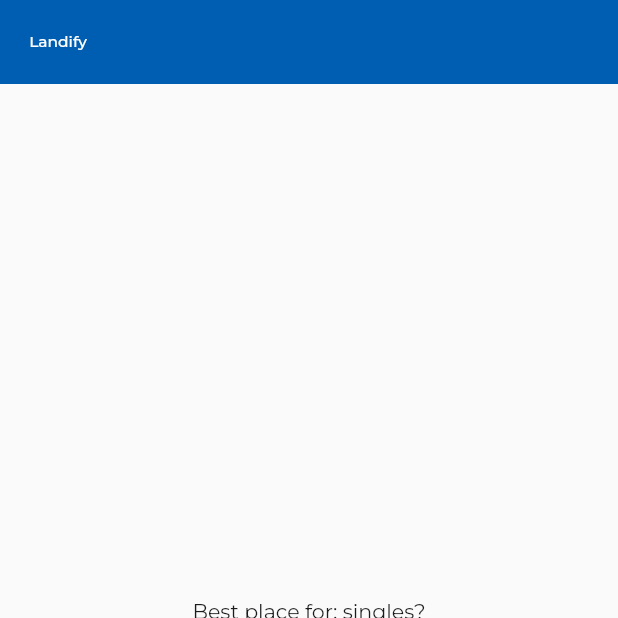
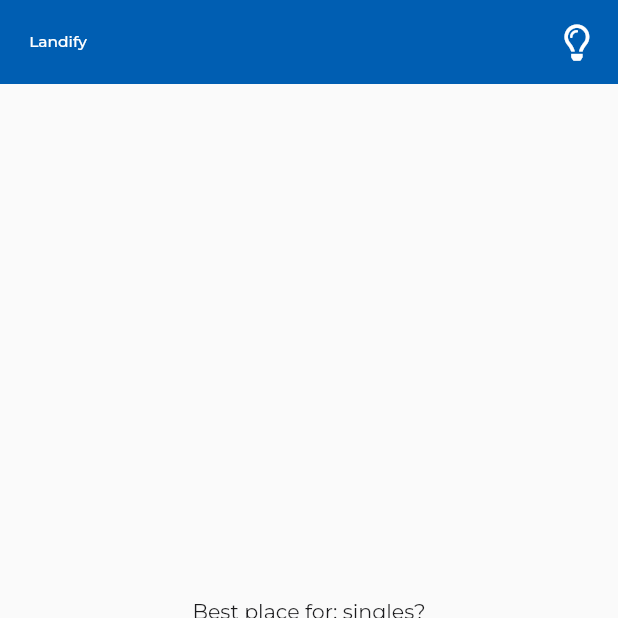
Before and after one commit to LukaszSztukiewicz/HackYeah2021-frontend, a Flutter app: the screen it shows after launch, on a phone screen of 412 x 824 dp, the top half of it. Run offline on Flutter 3.47's test engine with Material 2 defaults, Android fonts, the phone set to English and light mode, and no system bars; drawn by our look-alikes of animated_text_kit; our stand-ins replace flutter_screenutil, font_awesome_flutter, get, google_fonts; missing offline and left inert: dart:html.

Commit message:
dynamic theming

```diff
--- a/landify/lib/app/core/const/icons.dart
+++ b/landify/lib/app/core/const/icons.dart
@@ -2,3 +2,4 @@ import 'package:font_awesome_flutter/font_awesome_flutter.dart';
 
 const FaIcon mapMaker = FaIcon(FontAwesomeIcons.mapMarkerAlt);
 const FaIcon iconSearch = FaIcon(FontAwesomeIcons.search);
+const FaIcon iconLightBulb = FaIcon(FontAwesomeIcons.lightbulb);
--- a/landify/lib/app/modules/home/views/home_view.dart
+++ b/landify/lib/app/modules/home/views/home_view.dart
@@ -17,6 +17,7 @@ class HomeView extends GetView<HomeController> {
   Widget build(BuildContext context) {
     return Scaffold(
       appBar: AppBar(
+        backgroundColor: Theme.of(context).colorScheme.primary,
         elevation: 0,
         title: Padding(
           padding: EdgeInsets.symmetric(horizontal: vMspacing.w),
@@ -28,6 +29,22 @@ class HomeView extends GetView<HomeController> {
                 .apply(color: Theme.of(context).colorScheme.onPrimary),
           ),
         ),
+        actions: [
+          Padding(
+            padding: EdgeInsets.fromLTRB(0, 0, vMspacing.w, 0),
+            child: IconButton(
+              onPressed: () {
+                if (Get.isDarkMode) {
+                  Get.changeThemeMode(ThemeMode.light);
+                } else {
+                  Get.changeThemeMode(ThemeMode.dark);
+                }
+              },
+              icon: iconLightBulb,
+              color: Theme.of(context).colorScheme.onPrimary,
+            ),
+          )
+        ],
         //TODO leading: svg_logo,
       ),
       body: Column(
@@ -104,7 +121,7 @@ class ScoresList extends StatelessWidget {
               title: Text(
                 i,
               ),
-            )
+            ),
         ],
       ),
     );
```
